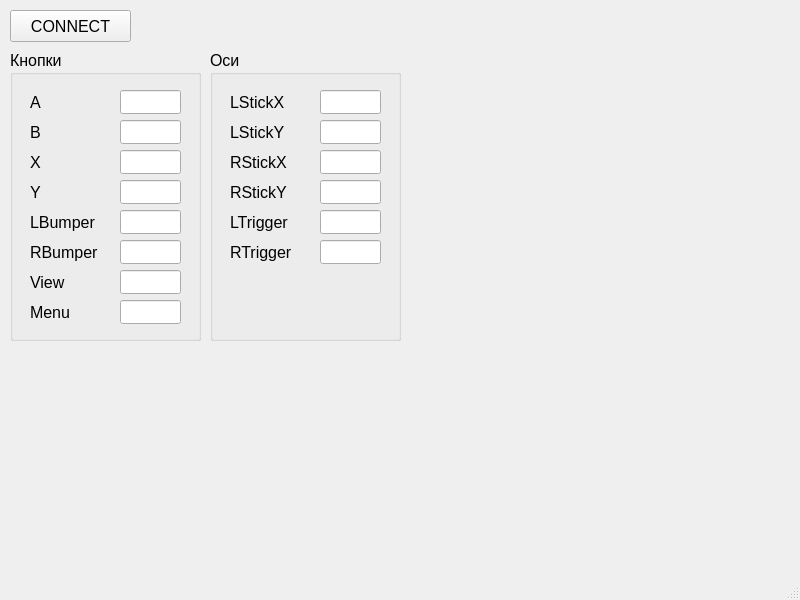
Above: SevROVGUIXboxController/mainwindow.ui from VASoftLab/SevROV before the change. Below: the same form after it.
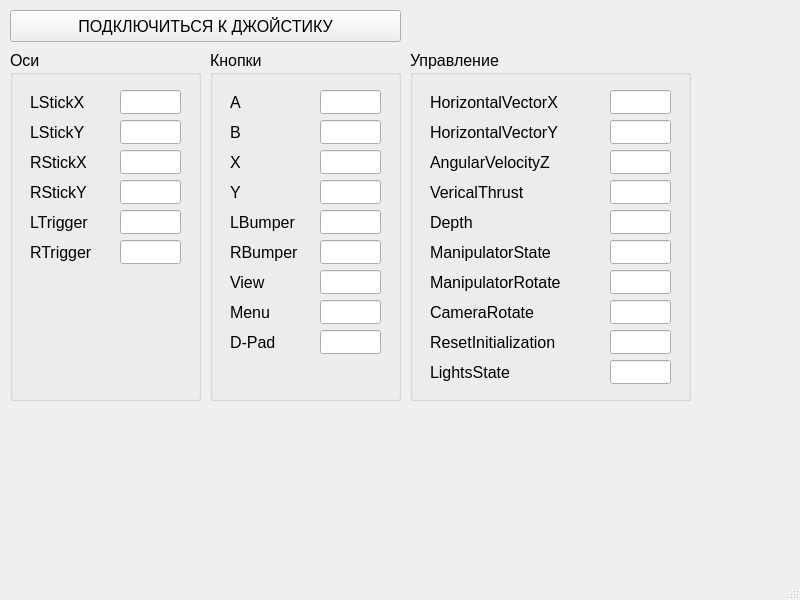
That is the form after the change.

Commit message: ControlData Converter and Visualisation added

What changed in the file:
```diff
--- a/SevROVGUIXboxController/mainwindow.ui
+++ b/SevROVGUIXboxController/mainwindow.ui
@@ -19,7 +19,7 @@
      <rect>
       <x>10</x>
       <y>10</y>
-      <width>121</width>
+      <width>391</width>
       <height>32</height>
      </rect>
     </property>
@@ -29,16 +29,16 @@
      </font>
     </property>
     <property name="text">
-     <string>CONNECT</string>
+     <string>ПОДКЛЮЧИТЬСЯ К ДЖОЙСТИКУ</string>
     </property>
    </widget>
    <widget class="QGroupBox" name="gbButtons">
     <property name="geometry">
      <rect>
-      <x>10</x>
+      <x>210</x>
       <y>50</y>
       <width>191</width>
-      <height>291</height>
+      <height>351</height>
      </rect>
     </property>
     <property name="font">
@@ -313,14 +313,47 @@
       </font>
      </property>
     </widget>
+    <widget class="QLineEdit" name="edDPad">
+     <property name="geometry">
+      <rect>
+       <x>110</x>
+       <y>280</y>
+       <width>61</width>
+       <height>24</height>
+      </rect>
+     </property>
+     <property name="font">
+      <font>
+       <pointsize>12</pointsize>
+      </font>
+     </property>
+    </widget>
+    <widget class="QLabel" name="lbDPad">
+     <property name="geometry">
+      <rect>
+       <x>20</x>
+       <y>280</y>
+       <width>61</width>
+       <height>24</height>
+      </rect>
+     </property>
+     <property name="font">
+      <font>
+       <pointsize>12</pointsize>
+      </font>
+     </property>
+     <property name="text">
+      <string>D-Pad</string>
+     </property>
+    </widget>
    </widget>
    <widget class="QGroupBox" name="gbAxis">
     <property name="geometry">
      <rect>
-      <x>210</x>
+      <x>10</x>
       <y>50</y>
       <width>191</width>
-      <height>291</height>
+      <height>351</height>
      </rect>
     </property>
     <property name="font">
@@ -530,6 +563,354 @@
      </property>
     </widget>
    </widget>
+   <widget class="QGroupBox" name="gbControl">
+    <property name="geometry">
+     <rect>
+      <x>410</x>
+      <y>50</y>
+      <width>281</width>
+      <height>351</height>
+     </rect>
+    </property>
+    <property name="font">
+     <font>
+      <pointsize>12</pointsize>
+     </font>
+    </property>
+    <property name="title">
+     <string>Управление</string>
+    </property>
+    <widget class="QLineEdit" name="edHorizontalVectorX">
+     <property name="geometry">
+      <rect>
+       <x>200</x>
+       <y>40</y>
+       <width>61</width>
+       <height>24</height>
+      </rect>
+     </property>
+     <property name="font">
+      <font>
+       <pointsize>12</pointsize>
+      </font>
+     </property>
+    </widget>
+    <widget class="QLabel" name="lbHorizontalVectorX">
+     <property name="geometry">
+      <rect>
+       <x>20</x>
+       <y>40</y>
+       <width>151</width>
+       <height>24</height>
+      </rect>
+     </property>
+     <property name="font">
+      <font>
+       <pointsize>12</pointsize>
+      </font>
+     </property>
+     <property name="text">
+      <string>HorizontalVectorX</string>
+     </property>
+    </widget>
+    <widget class="QLineEdit" name="edHorizontalVectorY">
+     <property name="geometry">
+      <rect>
+       <x>200</x>
+       <y>70</y>
+       <width>61</width>
+       <height>24</height>
+      </rect>
+     </property>
+     <property name="font">
+      <font>
+       <pointsize>12</pointsize>
+      </font>
+     </property>
+    </widget>
+    <widget class="QLabel" name="lbHorizontalVectorY">
+     <property name="geometry">
+      <rect>
+       <x>20</x>
+       <y>70</y>
+       <width>151</width>
+       <height>24</height>
+      </rect>
+     </property>
+     <property name="font">
+      <font>
+       <pointsize>12</pointsize>
+      </font>
+     </property>
+     <property name="text">
+      <string>HorizontalVectorY</string>
+     </property>
+    </widget>
+    <widget class="QLabel" name="lbAngularVelocityZ">
+     <property name="geometry">
+      <rect>
+       <x>20</x>
+       <y>100</y>
+       <width>151</width>
+       <height>24</height>
+      </rect>
+     </property>
+     <property name="font">
+      <font>
+       <pointsize>12</pointsize>
+      </font>
+     </property>
+     <property name="text">
+      <string>AngularVelocityZ</string>
+     </property>
+    </widget>
+    <widget class="QLineEdit" name="edAngularVelocityZ">
+     <property name="geometry">
+      <rect>
+       <x>200</x>
+       <y>100</y>
+       <width>61</width>
+       <height>24</height>
+      </rect>
+     </property>
+     <property name="font">
+      <font>
+       <pointsize>12</pointsize>
+      </font>
+     </property>
+    </widget>
+    <widget class="QLabel" name="lbVericalThrust">
+     <property name="geometry">
+      <rect>
+       <x>20</x>
+       <y>130</y>
+       <width>151</width>
+       <height>24</height>
+      </rect>
+     </property>
+     <property name="font">
+      <font>
+       <pointsize>12</pointsize>
+      </font>
+     </property>
+     <property name="text">
+      <string>VericalThrust</string>
+     </property>
+    </widget>
+    <widget class="QLineEdit" name="edVericalThrust">
+     <property name="geometry">
+      <rect>
+       <x>200</x>
+       <y>130</y>
+       <width>61</width>
+       <height>24</height>
+      </rect>
+     </property>
+     <property name="font">
+      <font>
+       <pointsize>12</pointsize>
+      </font>
+     </property>
+    </widget>
+    <widget class="QLabel" name="lbDepth">
+     <property name="geometry">
+      <rect>
+       <x>20</x>
+       <y>160</y>
+       <width>151</width>
+       <height>24</height>
+      </rect>
+     </property>
+     <property name="font">
+      <font>
+       <pointsize>12</pointsize>
+      </font>
+     </property>
+     <property name="text">
+      <string>Depth</string>
+     </property>
+    </widget>
+    <widget class="QLineEdit" name="edDepth">
+     <property name="geometry">
+      <rect>
+       <x>200</x>
+       <y>160</y>
+       <width>61</width>
+       <height>24</height>
+      </rect>
+     </property>
+     <property name="font">
+      <font>
+       <pointsize>12</pointsize>
+      </font>
+     </property>
+    </widget>
+    <widget class="QLabel" name="lbManipulatorState">
+     <property name="geometry">
+      <rect>
+       <x>20</x>
+       <y>190</y>
+       <width>141</width>
+       <height>24</height>
+      </rect>
+     </property>
+     <property name="font">
+      <font>
+       <pointsize>12</pointsize>
+      </font>
+     </property>
+     <property name="text">
+      <string>ManipulatorState</string>
+     </property>
+    </widget>
+    <widget class="QLineEdit" name="edManipulatorState">
+     <property name="geometry">
+      <rect>
+       <x>200</x>
+       <y>190</y>
+       <width>61</width>
+       <height>24</height>
+      </rect>
+     </property>
+     <property name="font">
+      <font>
+       <pointsize>12</pointsize>
+      </font>
+     </property>
+    </widget>
+    <widget class="QLabel" name="lbManipulatorRotate">
+     <property name="geometry">
+      <rect>
+       <x>20</x>
+       <y>220</y>
+       <width>141</width>
+       <height>24</height>
+      </rect>
+     </property>
+     <property name="font">
+      <font>
+       <pointsize>12</pointsize>
+      </font>
+     </property>
+     <property name="text">
+      <string>ManipulatorRotate</string>
+     </property>
+    </widget>
+    <widget class="QLineEdit" name="edManipulatorRotate">
+     <property name="geometry">
+      <rect>
+       <x>200</x>
+       <y>220</y>
+       <width>61</width>
+       <height>24</height>
+      </rect>
+     </property>
+     <property name="font">
+      <font>
+       <pointsize>12</pointsize>
+      </font>
+     </property>
+    </widget>
+    <widget class="QLabel" name="lbCameraRotate">
+     <property name="geometry">
+      <rect>
+       <x>20</x>
+       <y>250</y>
+       <width>141</width>
+       <height>24</height>
+      </rect>
+     </property>
+     <property name="font">
+      <font>
+       <pointsize>12</pointsize>
+      </font>
+     </property>
+     <property name="text">
+      <string>CameraRotate</string>
+     </property>
+    </widget>
+    <widget class="QLineEdit" name="edCameraRotate">
+     <property name="geometry">
+      <rect>
+       <x>200</x>
+       <y>250</y>
+       <width>61</width>
+       <height>24</height>
+      </rect>
+     </property>
+     <property name="font">
+      <font>
+       <pointsize>12</pointsize>
+      </font>
+     </property>
+    </widget>
+    <widget class="QLineEdit" name="edResetInitialization">
+     <property name="geometry">
+      <rect>
+       <x>200</x>
+       <y>280</y>
+       <width>61</width>
+       <height>24</height>
+      </rect>
+     </property>
+     <property name="font">
+      <font>
+       <pointsize>12</pointsize>
+      </font>
+     </property>
+    </widget>
+    <widget class="QLabel" name="lbResetInitialization">
+     <property name="geometry">
+      <rect>
+       <x>20</x>
+       <y>280</y>
+       <width>141</width>
+       <height>24</height>
+      </rect>
+     </property>
+     <property name="font">
+      <font>
+       <pointsize>12</pointsize>
+      </font>
+     </property>
+     <property name="text">
+      <string>ResetInitialization</string>
+     </property>
+    </widget>
+    <widget class="QLineEdit" name="edLightsState">
+     <property name="geometry">
+      <rect>
+       <x>200</x>
+       <y>310</y>
+       <width>61</width>
+       <height>24</height>
+      </rect>
+     </property>
+     <property name="font">
+      <font>
+       <pointsize>12</pointsize>
+      </font>
+     </property>
+    </widget>
+    <widget class="QLabel" name="lbLightsState">
+     <property name="geometry">
+      <rect>
+       <x>20</x>
+       <y>310</y>
+       <width>141</width>
+       <height>24</height>
+      </rect>
+     </property>
+     <property name="font">
+      <font>
+       <pointsize>12</pointsize>
+      </font>
+     </property>
+     <property name="text">
+      <string>LightsState</string>
+     </property>
+    </widget>
+   </widget>
   </widget>
   <widget class="QMenuBar" name="menubar">
    <property name="geometry">
```
The commit also changes 10 other files.
